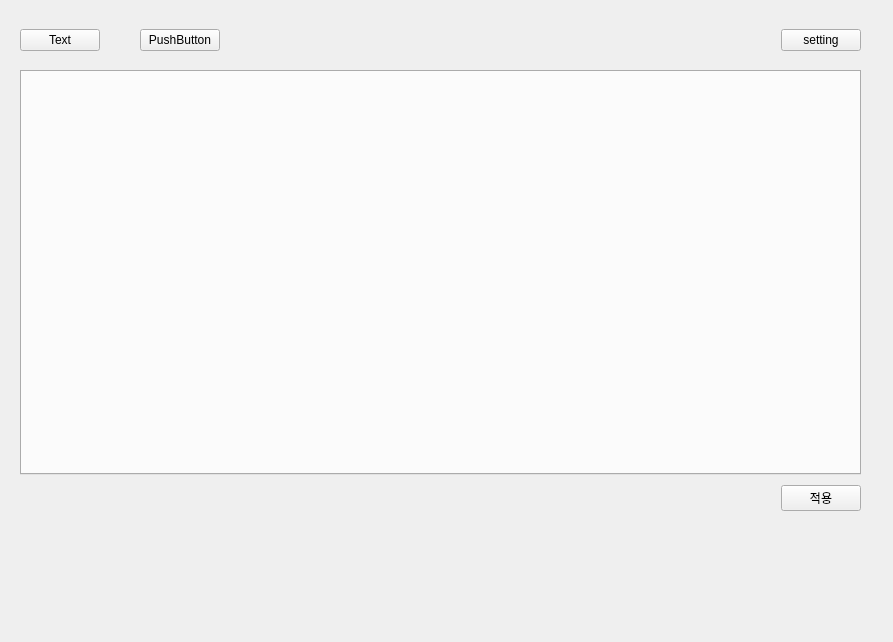
Qt form ui/FinTranslatorMainWidget.ui (KimYubin/SolTranslator) before a commit.
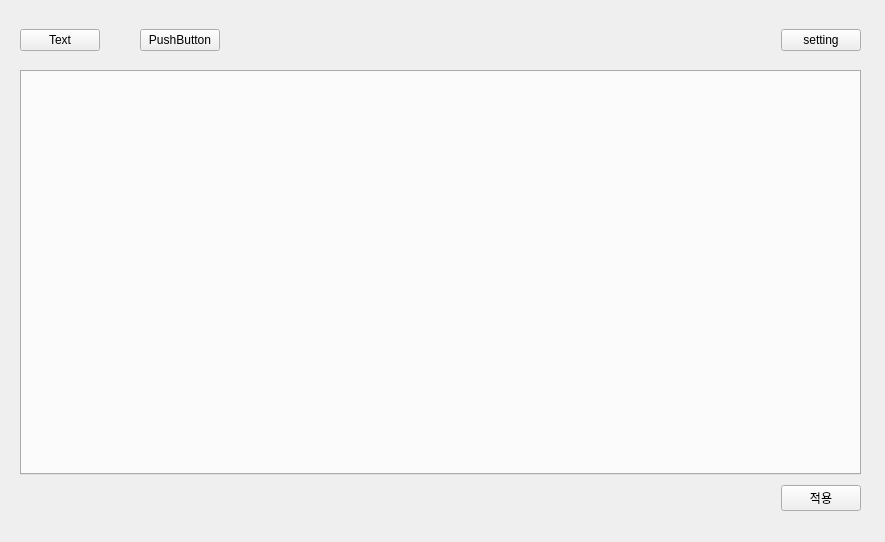
The same form after that commit.

```diff
--- a/ui/FinTranslatorMainWidget.ui
+++ b/ui/FinTranslatorMainWidget.ui
@@ -6,8 +6,8 @@
    <rect>
     <x>0</x>
     <y>0</y>
-    <width>893</width>
-    <height>642</height>
+    <width>885</width>
+    <height>542</height>
    </rect>
   </property>
   <property name="windowTitle">
```
